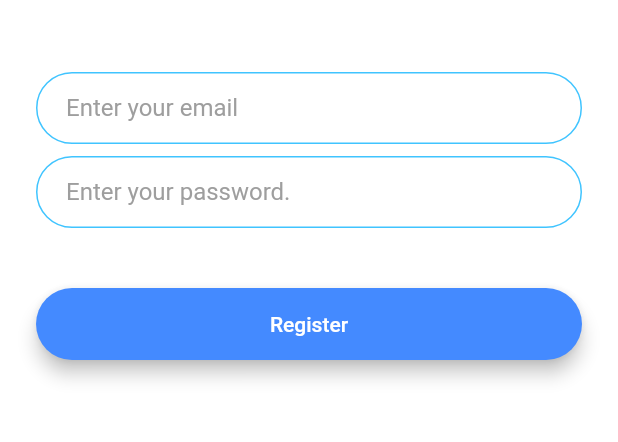
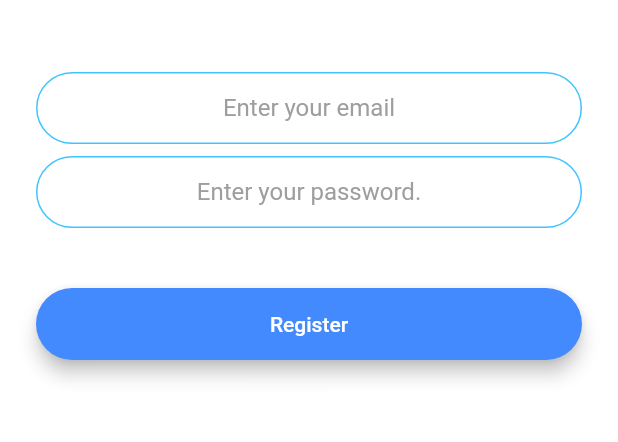
Before and after one commit to matr0s/flash-chat-flutter, a Flutter app: the screen it shows after launch, after a tap on "Registration", on a phone screen of 412 x 824 dp, the part 576-1018 px from its top. Run offline on Flutter 3.47's test engine with Material 2 defaults, Android fonts, the phone set to English and light mode, and no system bars; our stand-ins replace animated_text_kit.

Commit message:
Text fields tuning

```diff
--- a/lib/main.dart
+++ b/lib/main.dart
@@ -17,7 +17,7 @@ class FlashChat extends StatelessWidget {
     return MaterialApp(
       theme: ThemeData.dark().copyWith(
         textTheme: TextTheme(
-          bodyText2: TextStyle(color: Colors.black54),
+          bodyText2: TextStyle(color: Colors.black),
         ),
       ),
       initialRoute: WelcomeScreen.id,
--- a/lib/screens/login_screen.dart
+++ b/lib/screens/login_screen.dart
@@ -31,6 +31,9 @@ class _LoginScreenState extends State<LoginScreen> {
               height: 48.0,
             ),
             TextField(
+              keyboardType: TextInputType.emailAddress,
+              textAlign: TextAlign.center,
+              style: TextStyle(color: Colors.black),
               onChanged: (value) {
                 //Do something with the user input.
               },
@@ -41,6 +44,9 @@ class _LoginScreenState extends State<LoginScreen> {
               height: 8.0,
             ),
             TextField(
+              obscureText: true,
+              textAlign: TextAlign.center,
+              style: TextStyle(color: Colors.black),
               onChanged: (value) {
                 //Do something with the user input.
               },
--- a/lib/screens/registration_screen.dart
+++ b/lib/screens/registration_screen.dart
@@ -1,5 +1,6 @@
 import 'package:flutter/material.dart';
 import 'package:flash_chat/components/rounded_button.dart';
+import 'package:flutter/widgets.dart';
 
 import '../constants.dart';
 
@@ -10,6 +11,9 @@ class RegistrationScreen extends StatefulWidget {
 }
 
 class _RegistrationScreenState extends State<RegistrationScreen> {
+  String email;
+  String password;
+
   @override
   Widget build(BuildContext context) {
     return Scaffold(
@@ -31,8 +35,11 @@ class _RegistrationScreenState extends State<RegistrationScreen> {
               height: 48.0,
             ),
             TextField(
+              keyboardType: TextInputType.emailAddress,
+              textAlign: TextAlign.center,
+              style: TextStyle(color: Colors.black),
               onChanged: (value) {
-                //Do something with the user input.
+                email = value;
               },
               decoration:
                   kTextFieldDecoration.copyWith(hintText: 'Enter your email'),
@@ -41,8 +48,11 @@ class _RegistrationScreenState extends State<RegistrationScreen> {
               height: 8.0,
             ),
             TextField(
+              obscureText: true,
+              textAlign: TextAlign.center,
+              style: TextStyle(color: Colors.black),
               onChanged: (value) {
-                //Do something with the user input.
+                password = value;
               },
               decoration: kTextFieldDecoration,
             ),
@@ -53,7 +63,7 @@ class _RegistrationScreenState extends State<RegistrationScreen> {
               label: 'Register',
               color: Colors.blueAccent,
               onPressed: () {
-                Navigator.pop(context);
+                print('$email : $password');
                 //Some actions
               },
             ),
```
